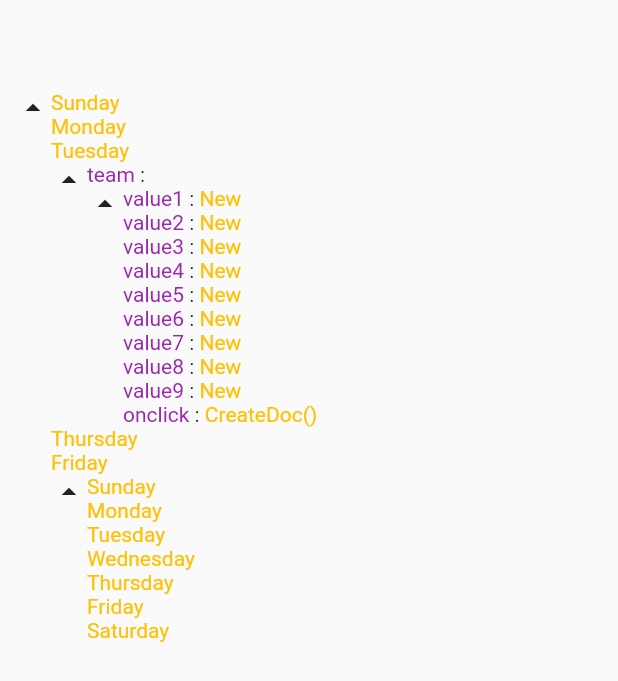
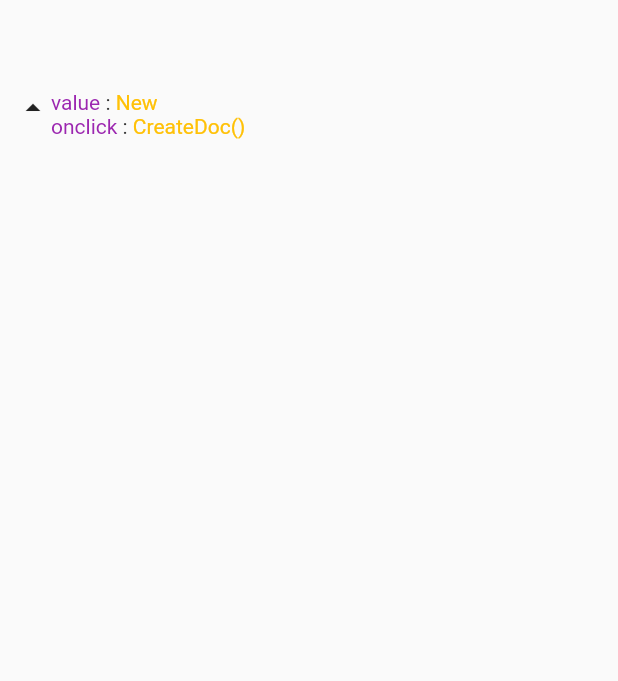
Before and after one commit to Frezyx/flutter_json_view, a Flutter app: the screen it shows after launch, on a phone screen of 412 x 824 dp. Shown: the top 681 px of the screen. Run offline on Flutter 3.47's test engine with Material 2 defaults, Android fonts, the phone set to English and light mode, and no system bars.

```diff
--- a/example/lib/main.dart
+++ b/example/lib/main.dart
@@ -32,11 +32,11 @@ class Home extends StatelessWidget {
     return Scaffold(
       body: Padding(
         padding: const EdgeInsets.only(top: 60.0, left: 10, right: 10),
-        child:
-            // JsonView.asset('assets/test.json'),
-            JsonView.string(
+        child: JsonView.asset(
+          'assets/test.json',
+          // JsonView.string(
           // '{"team":{"value": "New", "onclick": "CreateDoc()"}}',
-          '["Sunday", "Monday", "Tuesday", {"team":{"value1": "New","value2": "New","value3": "New","value4": "New","value5": "New","value6": "New","value7": "New","value8": "New","value9": "New", "onclick": "CreateDoc()"}}, "Thursday", "Friday", ["Sunday", "Monday", "Tuesday", "Wednesday", "Thursday", "Friday", "Saturday"]]',
+          // '["Sunday", "Monday", "Tuesday", {"team":{"value1": "New","value2": "New","value3": "New","value4": "New","value5": "New","value6": "New","value7": "New","value8": "New","value9": "New", "onclick": "CreateDoc()"}}, "Thursday", "Friday", ["Sunday", "Monday", "Tuesday", "Wednesday", "Thursday", "Friday", "Saturday"]]',
           // open +
           //     '{"employees":[{"name":"Shyam", "email":"shyamjaiswal@gmail.com"},{"name":"Bob", "email":"bob32@gmail.com"},{"name":"Jai", "email":"jai87@gmail.com"}]},' *
           //         50 +
--- /dev/null
+++ b/lib/src/widgets/json_loader_item.dart
@@ -0,0 +1,47 @@
+import 'package:flutter/material.dart';
+import 'package:json_view/json_view.dart';
+import 'package:json_view/src/builders/builders.dart';
+import 'package:json_view/src/utils/utils.dart';
+
+class JsonLoaderItem extends StatefulWidget {
+  const JsonLoaderItem({
+    Key? key,
+    required this.path,
+    required this.jsonViewTheme,
+  }) : super(key: key);
+  final String path;
+  final JsonViewTheme jsonViewTheme;
+
+  @override
+  _JsonLoaderItemState createState() => _JsonLoaderItemState();
+}
+
+class _JsonLoaderItemState extends State<JsonLoaderItem> {
+  JsonViewBuilder? _commonBuilder;
+
+  @override
+  void initState() {
+    _initializeBuilder();
+    super.initState();
+  }
+
+  @override
+  Widget build(BuildContext context) {
+    return _commonBuilder?.build() ??
+        Container(
+          color: Colors.green,
+          width: 100,
+          height: 100,
+        );
+  }
+
+  Future<void> _initializeBuilder() async {
+    final json = await AssetLoader.getAssetJson(widget.path);
+    setState(() {
+      _commonBuilder = CommonJsonViewBuilder(
+        json,
+        jsonViewTheme: widget.jsonViewTheme,
+      );
+    });
+  }
+}
--- a/lib/src/widgets/widgets.dart
+++ b/lib/src/widgets/widgets.dart
@@ -1,4 +1,5 @@
 export 'json_closed_ui_item.dart';
 export 'json_list_ui_item.dart';
+export 'json_loader_item.dart';
 export 'json_ui_item.dart';
 export 'json_ui_primitive_item.dart';
```
Also changed, not shown: lib/src/builders/asset_json_view_builder.dart (+10 -9 lines).
